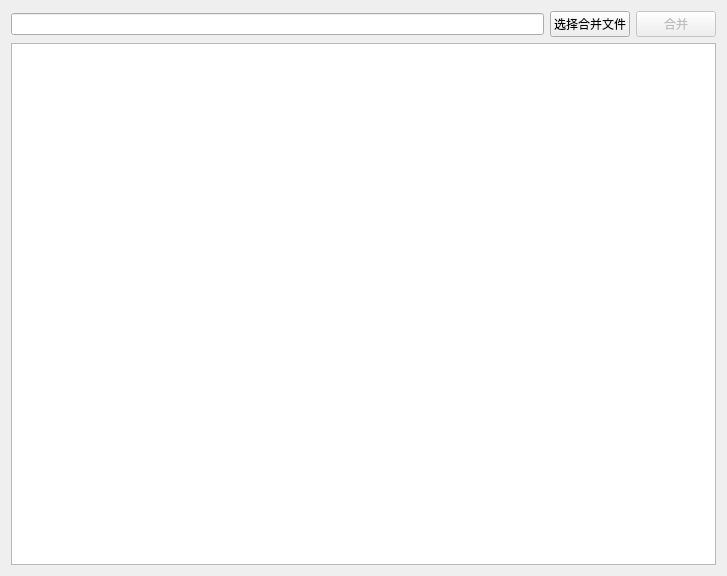
Old version of the form res/ui/merge.ui in the repository LiYorange/MyOFP2.0.
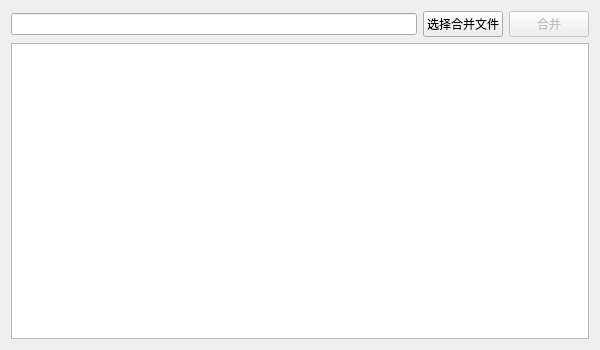
New version of the form. Icons and pictures are not drawn.

What changed in the file:
```diff
--- a/res/ui/merge.ui
+++ b/res/ui/merge.ui
@@ -6,8 +6,8 @@
    <rect>
     <x>0</x>
     <y>0</y>
-    <width>727</width>
-    <height>576</height>
+    <width>600</width>
+    <height>350</height>
    </rect>
   </property>
   <property name="windowTitle">
```
Left out of the diff: 8 changed lines with no effect on the pictures.
